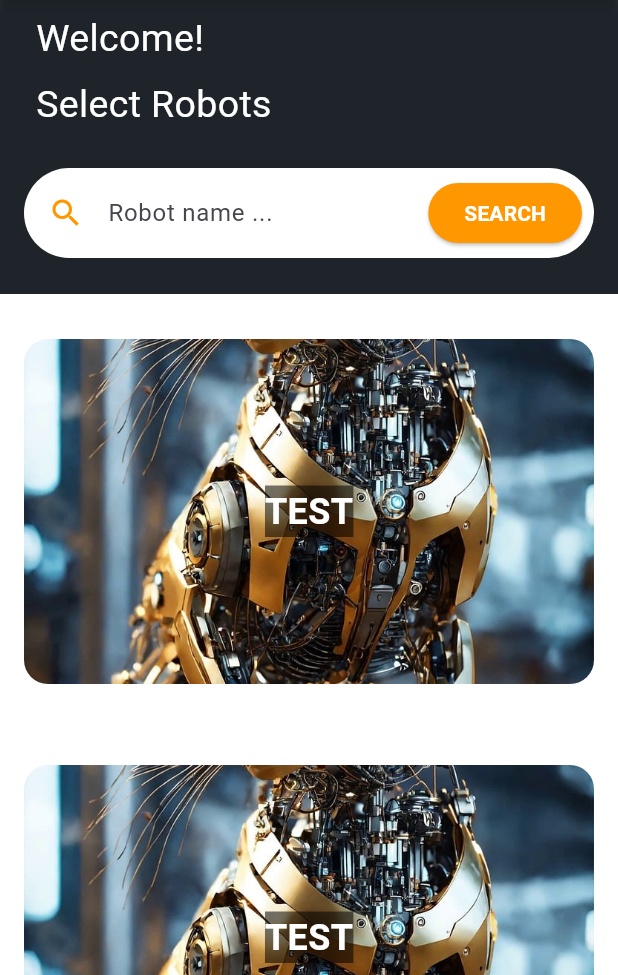
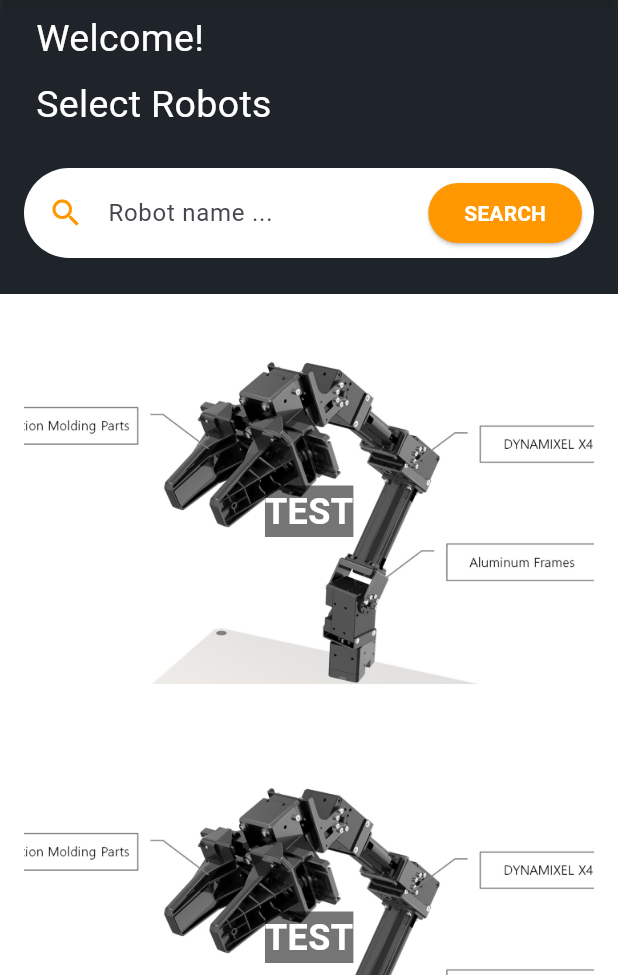
Before and after one commit to okdoittttt/Painting_Dummy, a Flutter app: the RobotsconnectionScreen screen opened directly, on a phone screen of 412 x 824 dp, the part 261-1236 px from its top. Run offline on Flutter 3.47's test engine with Material 3 defaults, Android fonts, the light colour scheme and no system bars; Roboto replaces fonts that are missing (Pretendard).

Commit message:
REFACTOR: 로봇 리스트 출력화면 디자인 변경

```diff
--- a/app/robot_arm_controller/lib/item/robotListItems/robotsList.dart
+++ b/app/robot_arm_controller/lib/item/robotListItems/robotsList.dart
@@ -62,7 +62,7 @@ class _RobotsListState extends State<RobotsList> {
                         ClipRRect(
                           borderRadius: BorderRadius.circular(16),
                           child: Image.asset(
-                            'assets/home.jpg',
+                            'assets/openmani.jpg',
                             width: double.infinity,
                             height: 230,
                             fit: BoxFit.cover,
```
Lines whose indentation alone changed are shown as unchanged.
